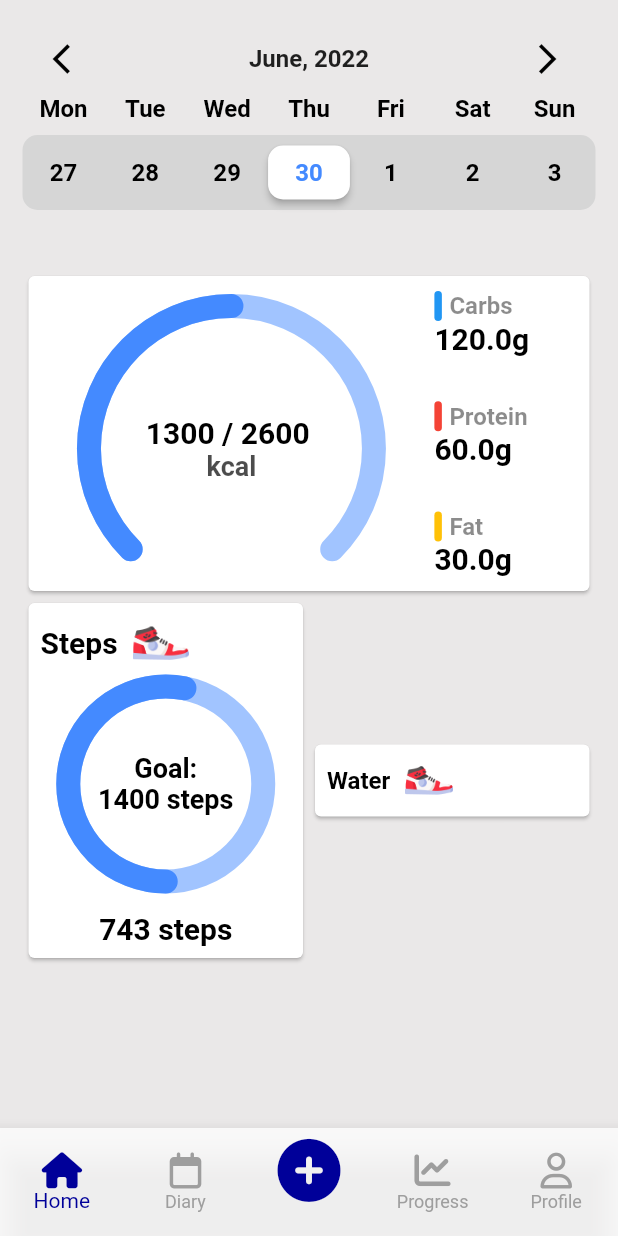
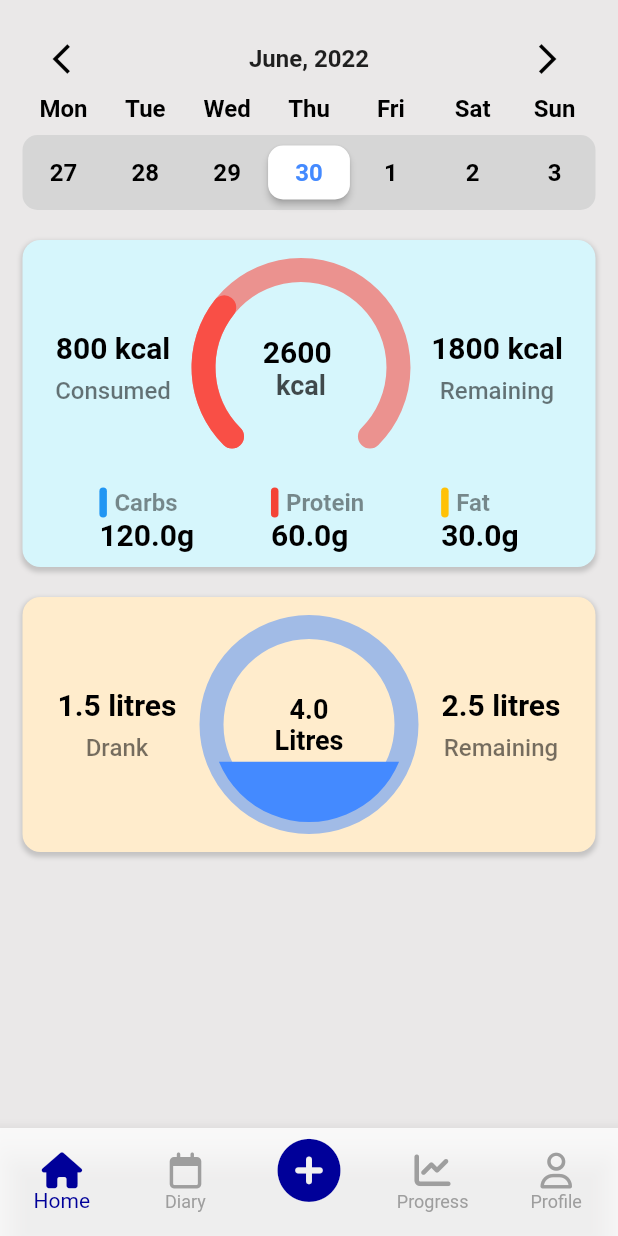
Before and after one commit to DodoorSoft/calorie_diary, a Flutter app: the screen it shows after launch, after a tap on the "arrow forward ios" icon, on a phone screen of 412 x 824 dp. Run offline on Flutter 3.47's test engine with Material 2 defaults, Android fonts, the phone set to English and light mode, and no system bars; our stand-ins replace font_awesome_flutter.

Commit message:
water intake

```diff
--- a/lib/components/calorie_progress_bar.dart
+++ b/lib/components/calorie_progress_bar.dart
@@ -16,13 +16,13 @@ class CalorieProgressBar extends StatelessWidget {
       painter: CirclePainter(goalCalories: goalCalories,currentCalories: currentCalories),
       size: const Size(200,200),
       child: SizedBox(
-        height: 190,
-        width: 190,
+        height: 130,
+        width: 130,
         child: Center(child: Column(
           mainAxisAlignment: MainAxisAlignment.center,
           children: [
 
-            Text('$currentCalories / $goalCalories ',style: kSubTitleStyle.copyWith(
+            Text('$goalCalories ',style: kSubTitleStyle.copyWith(
               color: Colors.black,
               fontSize: 20,
               fontWeight: FontWeight.w700
--- a/lib/components/circle_painter.dart
+++ b/lib/components/circle_painter.dart
@@ -12,7 +12,7 @@ class CirclePainter extends CustomPainter {
 
 
   final _paintCircle = Paint()
-    ..color = Colors.blueAccent.withOpacity(.5)
+    ..color = const Color(0xfff94f46).withOpacity(.6)
     ..strokeWidth = 16
     ..strokeCap = StrokeCap.round
 
@@ -20,7 +20,7 @@ class CirclePainter extends CustomPainter {
     ..style = PaintingStyle.stroke;
 
   final _paintProgress = Paint()
-    ..color = Colors.blueAccent
+    ..color = const Color(0xfff94f46)
     ..strokeWidth = 16
     ..strokeCap = StrokeCap.round
 
--- a/lib/components/custom_circular_progress.dart
+++ b/lib/components/litres_circular_progress.dart
@@ -1,21 +1,21 @@
 
-import 'package:calorie_diary/components/progress_painter.dart';
+import 'package:calorie_diary/components/litres_progress_painter.dart';
 import 'package:calorie_diary/constants.dart';
 import 'package:flutter/material.dart';
 
-class CustomCircularProgress extends StatelessWidget {
+class LitresCircularProgress extends StatelessWidget {
 
-  final int goal;
-  final int current;
+  final double goal;
+  final double current;
 
 
 
-  const CustomCircularProgress({Key? key, required this.goal, required this.current}) : super(key: key);
+  const LitresCircularProgress({Key? key, required this.goal, required this.current}) : super(key: key);
 
   @override
   Widget build(BuildContext context) {
     return CustomPaint(
-        painter: ProgressPainter(goal:goal,current:current),
+        painter: LitresProgressPainter(goal:goal,current:current),
         size: const Size(200,200),
         child: SizedBox(
           height: 130,
@@ -23,11 +23,11 @@ class CustomCircularProgress extends StatelessWidget {
           child: Center(child: Column(
             mainAxisAlignment: MainAxisAlignment.center,
             children: [
-              Text('Goal:',style: kSubTitleStyle.copyWith(
+              Text('$goal',style: kSubTitleStyle.copyWith(
               color: Colors.black,
               fontSize: 18,
               fontWeight: FontWeight.w700)),
-              Text('$goal steps',style: kSubTitleStyle.copyWith(
+              Text('Litres',style: kSubTitleStyle.copyWith(
                   color: Colors.black,
                   fontSize: 18,
                   fontWeight: FontWeight.w700
--- a/lib/components/progress_painter.dart
+++ b/lib/components/litres_progress_painter.dart
@@ -1,10 +1,10 @@
 import 'package:flutter/material.dart';
 import 'dart:math' as math;
-class ProgressPainter extends CustomPainter {
+class LitresProgressPainter extends CustomPainter {
 
-  late int current;
-  late int goal;
-  ProgressPainter({
+  late double current;
+  late double goal;
+  LitresProgressPainter({
     required this.current, required this.goal
   });
 
@@ -12,6 +12,9 @@ class ProgressPainter extends CustomPainter {
   double getRatio(){
     return current/goal;
   }
+
+
+
 
   final _paintCircle = Paint()
     ..color = Colors.blueAccent.withOpacity(.5)
@@ -26,22 +29,19 @@ class ProgressPainter extends CustomPainter {
     ..strokeWidth = 16
     ..strokeCap = StrokeCap.round
 
-  // Use [PaintingStyle.fill] if you want the circle to be filled.
-    ..style = PaintingStyle.stroke;
+    ..style = PaintingStyle.fill;
 
   @override
   void paint(Canvas canvas, Size size) {
     canvas.drawArc(
 
-      Rect.fromCenter(
+      Rect.fromCircle(
         center: Offset(size.height / 2, size.width / 2),
-        height: size.height,
-        width: size.width,
+        radius: size.width/2
       ),
 
-      math.pi/2, //start angle
-      getRatio() <= 1 ? math.pi*2*getRatio() :
-      math.pi*2, //finish angle
+      0.5*math.pi - math.pi*getRatio(), //start angle
+      math.pi*getRatio()*2, //finish angle
       false,
       _paintProgress,
     );
--- a/lib/views/home_screen.dart
+++ b/lib/views/home_screen.dart
@@ -1,5 +1,5 @@
 import 'package:calorie_diary/components/calorie_progress_bar.dart';
-import 'package:calorie_diary/components/custom_circular_progress.dart';
+import 'package:calorie_diary/components/litres_circular_progress.dart';
 import 'package:calorie_diary/components/macros.dart';
 import 'package:calorie_diary/components/top_calendar.dart';
 import 'package:calorie_diary/constants.dart';
@@ -18,6 +18,13 @@ class _HomeScreenState extends State<HomeScreen> {
   int goal = 1400;
   int current = 743;
 
+  int goalCal = 2600;
+  int currentCal = 800;
+
+  double goalLitres = 4;
+  double currentLitres = 1.5;
+
+
   @override
   Widget build(BuildContext context) {
     return Scaffold(
@@ -31,21 +38,71 @@ class _HomeScreenState extends State<HomeScreen> {
             children: [
               TopCalendar(parentAction: (DateTime date){}),
               Padding(
-                padding: const EdgeInsets.only(top: 40),
-                child: Card(
-                  color: Colors.white,
-                  child: Row(
+                padding: const EdgeInsets.only(top: 20),
+                child: Container(
+                  decoration: BoxDecoration(
+                    color: const Color(0xffd6f6fc),
+                    borderRadius: BorderRadius.circular(12),
+                    boxShadow: [
+                      BoxShadow(
+                        color: Colors.grey.withOpacity(0.5),
+                        spreadRadius: 1,
+                        blurRadius: 2,
+                        offset: const Offset(0, 2), // changes position of shadow
+                      ),
+                    ],
+                  ),
+                  child: Column(
                     mainAxisAlignment: MainAxisAlignment.spaceEvenly,
                     children: [
-                      const Padding(
-                        padding: EdgeInsets.only(top:20.0),
-                        child: CalorieProgressBar(goalCalories: 2600,currentCalories: 1300,),
+                      Padding(
+                        padding: const EdgeInsets.only(top:20.0),
+                        child: Row(
+                          mainAxisAlignment: MainAxisAlignment.spaceEvenly,
+                          children: [
+                            Column(
+                              children: [
+                                Text('$currentCal kcal',style: kSubTitleStyle.copyWith(
+                                  color: Colors.black,
+                                  fontSize: 20,
+                                  fontWeight: FontWeight.w600
+                                ),),
+                                Padding(
+                                  padding: const EdgeInsets.only(top:8.0),
+                                  child: Text('Consumed',style: kSubTitleStyle.copyWith(
+                                    color: Colors.black54,
+                                    fontSize: 16,
+                                    fontWeight: FontWeight.w500
+                                  ),),
+                                )
+                              ],
+                            ),
+                            CalorieProgressBar(goalCalories: goalCal,currentCalories: currentCal,),
+                            Column(
+                              children: [
+                                Text('${goalCal-currentCal} kcal',style: kSubTitleStyle.copyWith(
+                                    color: Colors.black,
+                                    fontSize: 20,
+                                    fontWeight: FontWeight.w600
+                                ),),
+                                Padding(
+                                  padding: const EdgeInsets.only(top:8.0),
+                                  child: Text('Remaining',style: kSubTitleStyle.copyWith(
+                                      color: Colors.black54,
+                                      fontSize: 16,
+                                      fontWeight: FontWeight.w500
+                                  ),),
+                                )
+                              ],
+                            )
+                          ],
+                        ),
                       ),
-                      SizedBox(
-                        height: 190,
-                        child: Column(
+                      Padding(
+                        padding: const EdgeInsets.only(top:15.0,bottom: 10),
+                        child: Row(
                           crossAxisAlignment: CrossAxisAlignment.start,
-                          mainAxisAlignment: MainAxisAlignment.spaceBetween,
+                          mainAxisAlignment: MainAxisAlignment.spaceEvenly,
                           children: const [
                             Macros(macroType: 'Carbs', macroAmount: 120,boxColor: Colors.blue,),
                             Macros(macroType: 'Protein', macroAmount: 60,boxColor: Colors.red,),
@@ -53,69 +110,78 @@ class _HomeScreenState extends State<HomeScreen> {
                           ],
                         ),
                       )
+
                     ],
                   ),
                 ),
               ),
-              Row(
-                children: [
-                  Expanded(
-                    child: Card(
-                      color: Colors.white,
-                      child: Padding(
-                        padding: const EdgeInsets.all(8.0),
-                        child: Column(
-                          crossAxisAlignment: CrossAxisAlignment.start,
+              Padding(
+                padding: const EdgeInsets.only(top: 20),
+                child: Container(
+                  decoration: BoxDecoration(
+                    color: const Color(0xffffeccc),
+                    borderRadius: BorderRadius.circular(12),
+                    boxShadow: [
+                      BoxShadow(
+                        color: Colors.grey.withOpacity(0.5),
+                        spreadRadius: 1,
+                        blurRadius: 2,
+                        offset: const Offset(0, 2), // changes position of shadow
+                      ),
+                    ],
+                  ),
+                  child: Column(
+                    mainAxisAlignment: MainAxisAlignment.spaceEvenly,
+                    children: [
+                      Padding(
+                        padding: const EdgeInsets.only(top:20.0,bottom: 20),
+                        child: Row(
+                          mainAxisAlignment: MainAxisAlignment.spaceEvenly,
                           children: [
-                            Row(
+                            Column(
                               children: [
-                                Text('Steps',style: kSubTitleStyle.copyWith(color: Colors.black,fontSize: 20),),
+                                Text('${currentLitres.toStringAsFixed(1)} litres',style: kSubTitleStyle.copyWith(
+                                    color: Colors.black,
+                                    fontSize: 20,
+                                    fontWeight: FontWeight.w600
+                                ),),
                                 Padding(
-                                  padding: const EdgeInsets.only(left:10),
-                                  child: Image.asset('assets/sneakers.png',scale: 1.7,),
-                                ),
-
-
+                                  padding: const EdgeInsets.only(top:8.0),
+                                  child: Text('Drank',style: kSubTitleStyle.copyWith(
+                                      color: Colors.black54,
+                                      fontSize: 16,
+                                      fontWeight: FontWeight.w500
+                                  ),),
+                                )
                               ],
                             ),
-                            const Padding(
-                              padding: EdgeInsets.only(top:10.0,bottom: 20),
-                              child: Center(child: CustomCircularProgress(goal: 1400, current: 743,)),
-                            ),
-                            Center(child: Text('$current steps',style: kSubTitleStyle.copyWith(color: Colors.black,fontSize: 20),))
-
-
+                            LitresCircularProgress(goal: goalLitres,current: currentLitres,),
+                            Column(
+                              children: [
+                                Text('${(goalLitres-currentLitres).toStringAsFixed(1)} litres',style: kSubTitleStyle.copyWith(
+                                    color: Colors.black,
+                                    fontSize: 20,
+                                    fontWeight: FontWeight.w600
+                                ),),
+                                Padding(
+                                  padding: const EdgeInsets.only(top:8.0),
+                                  child: Text('Remaining',style: kSubTitleStyle.copyWith(
+                                      color: Colors.black54,
+                                      fontSize: 16,
+                                      fontWeight: FontWeight.w500
+                                  ),),
+                                )
+                              ],
+                            )
                           ],
                         ),
                       ),
-                    ),
+
+
+                    ],
                   ),
-                  Expanded(
-                    child: Card(
-                      color: Colors.white,
-                      child: Padding(
-                        padding: const EdgeInsets.all(8.0),
-                        child: Column(
-                          crossAxisAlignment: CrossAxisAlignment.start,
-                          children: [
-
-                            Row(
-                              children: [
-                                Text('Water',style: kSubTitleStyle.copyWith(color: Colors.black),),
-                                Padding(
-                                  padding: const EdgeInsets.only(left:10),
-                                  child: Image.asset('assets/sneakers.png',scale: 2,),
-                                ),
-                              ],
-                            ),
-
-                          ],
-                        ),
-                      ),
-                    ),
-                  ),
-                ],
-              )
+                ),
+              ),
 
 
 
```
Also changed, not shown: assets/glass.png (added).
